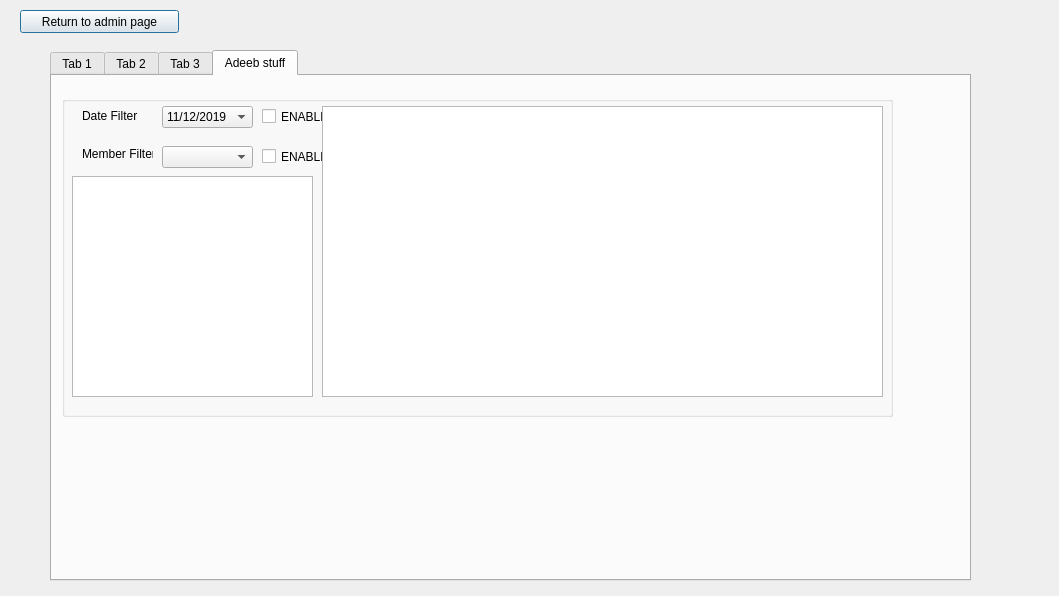
The window that Project2/admin_item_database.ui (tdragon00/CS1C_Project_2) describes before a commit, drawn with Qt 5.
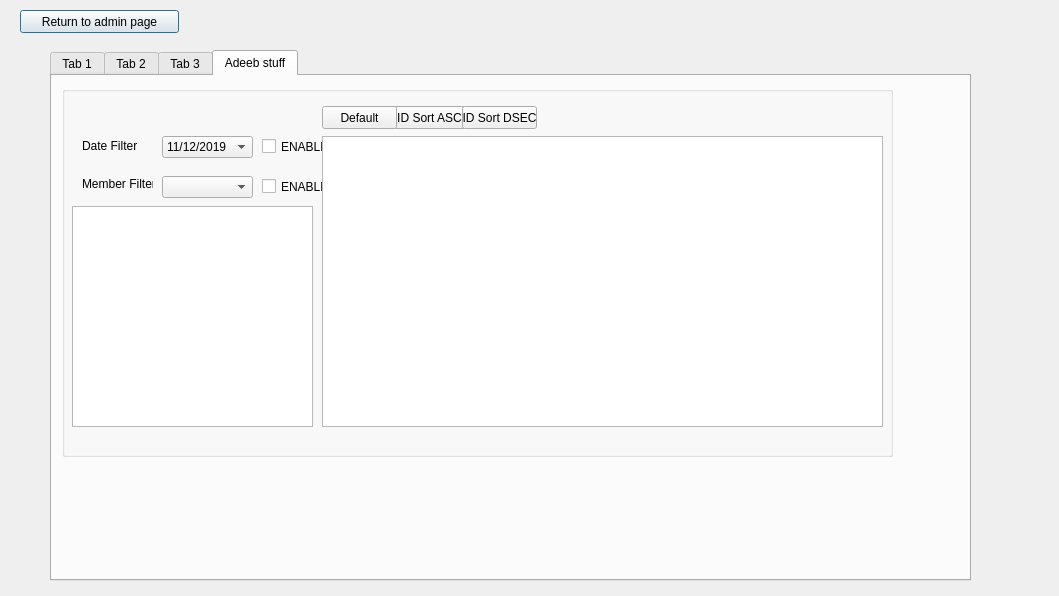
The same window after the commit. The open tabs and pages were chosen to show the change.

What changed in the file:
```diff
--- a/Project2/admin_item_database.ui
+++ b/Project2/admin_item_database.ui
@@ -61,9 +61,9 @@
      <property name="geometry">
       <rect>
        <x>10</x>
-       <y>20</y>
+       <y>10</y>
        <width>831</width>
-       <height>321</height>
+       <height>371</height>
       </rect>
      </property>
      <property name="title">
@@ -73,7 +73,7 @@
       <property name="geometry">
        <rect>
         <x>260</x>
-        <y>10</y>
+        <y>50</y>
         <width>561</width>
         <height>291</height>
        </rect>
@@ -86,7 +86,7 @@
       <property name="geometry">
        <rect>
         <x>100</x>
-        <y>10</y>
+        <y>50</y>
         <width>91</width>
         <height>22</height>
        </rect>
@@ -131,7 +131,7 @@
       <property name="geometry">
        <rect>
         <x>20</x>
-        <y>10</y>
+        <y>50</y>
         <width>71</width>
         <height>20</height>
        </rect>
@@ -144,7 +144,7 @@
       <property name="geometry">
        <rect>
         <x>100</x>
-        <y>50</y>
+        <y>90</y>
         <width>91</width>
         <height>22</height>
        </rect>
@@ -154,7 +154,7 @@
       <property name="geometry">
        <rect>
         <x>20</x>
-        <y>50</y>
+        <y>90</y>
         <width>71</width>
         <height>16</height>
        </rect>
@@ -167,7 +167,7 @@
       <property name="geometry">
        <rect>
         <x>10</x>
-        <y>80</y>
+        <y>120</y>
         <width>241</width>
         <height>221</height>
        </rect>
@@ -177,7 +177,7 @@
       <property name="geometry">
        <rect>
         <x>130</x>
-        <y>80</y>
+        <y>120</y>
         <width>101</width>
         <height>221</height>
        </rect>
@@ -188,7 +188,7 @@
       <property name="geometry">
        <rect>
         <x>200</x>
-        <y>50</y>
+        <y>90</y>
         <width>61</width>
         <height>21</height>
        </rect>
@@ -201,7 +201,7 @@
       <property name="geometry">
        <rect>
         <x>200</x>
-        <y>10</y>
+        <y>50</y>
         <width>61</width>
         <height>21</height>
        </rect>
@@ -210,6 +210,45 @@
        <string>ENABLE</string>
       </property>
      </widget>
+     <widget class="QPushButton" name="pushButton">
+      <property name="geometry">
+       <rect>
+        <x>330</x>
+        <y>20</y>
+        <width>75</width>
+        <height>23</height>
+       </rect>
+      </property>
+      <property name="text">
+       <string>ID Sort ASC</string>
+      </property>
+     </widget>
+     <widget class="QPushButton" name="pushButton_2">
+      <property name="geometry">
+       <rect>
+        <x>400</x>
+        <y>20</y>
+        <width>75</width>
+        <height>23</height>
+       </rect>
+      </property>
+      <property name="text">
+       <string>ID Sort DSEC</string>
+      </property>
+     </widget>
+     <widget class="QPushButton" name="pushButton_3">
+      <property name="geometry">
+       <rect>
+        <x>260</x>
+        <y>20</y>
+        <width>75</width>
+        <height>23</height>
+       </rect>
+      </property>
+      <property name="text">
+       <string>Default</string>
+      </property>
+     </widget>
     </widget>
    </widget>
   </widget>
```
Left out of the diff: 2 changed lines with no effect on the pictures.
